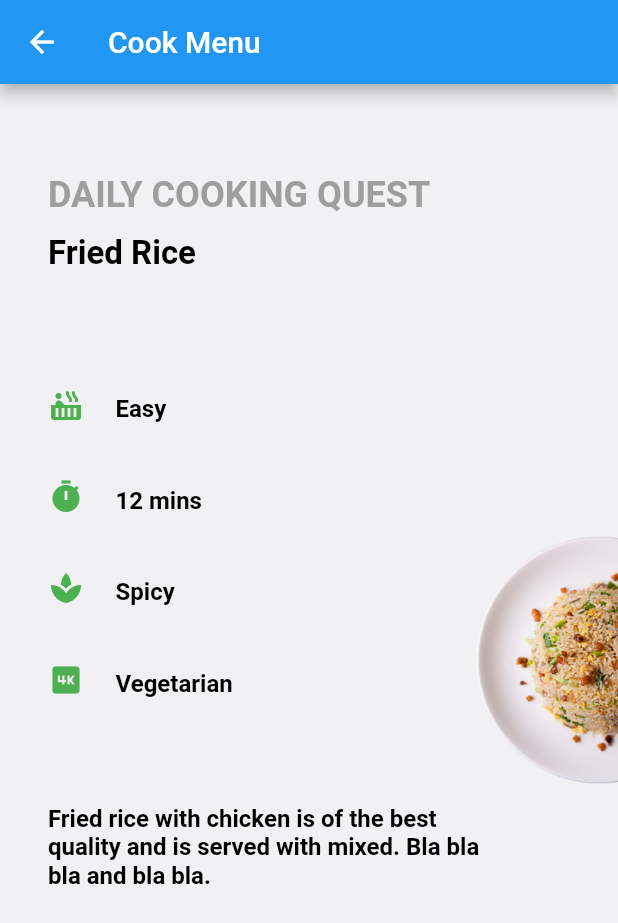
After one commit to imron02/flutter-animation-example, a Flutter app: the CookingScreen screen opened by its route, on a phone screen of 412 x 824 dp. The commit adds this screen. Shown: the top 923 px of the screen. Run offline on Flutter 3.47's test engine with Material 2 defaults, Android fonts, the phone set to English and light mode, and no system bars; our stand-ins replace transparent_image.

Commit message:
Add animation change background color content

```diff
--- a/lib/main.dart
+++ b/lib/main.dart
@@ -1,6 +1,7 @@
 import 'package:flutter/material.dart';
 import 'package:flutter_animation/screen/animation_controller/screen.dart';
 import 'package:flutter_animation/screen/chat/screen.dart';
+import 'package:flutter_animation/screen/cooking/screen.dart';
 
 import 'package:flutter_animation/screen/home/screen.dart';
 import 'package:flutter_animation/screen/fade_in/screen.dart';
@@ -23,7 +24,8 @@ class MyApp extends StatelessWidget {
         FadeInScreen.routeName: (context) => FadeInScreen(),
         ShapeShiftingScreen.routeName: (context) => ShapeShiftingScreen(),
         AnimationScreen.routeName: (context) => AnimationScreen(),
-        ChatScreen.routeName: (context) => ChatScreen()
+        ChatScreen.routeName: (context) => ChatScreen(),
+        CookingScreen.routeName: (context) => CookingScreen()
       },
     );
   }
--- a/lib/screen/animation_controller/widgets/logo/animation.dart
+++ b/lib/screen/animation_controller/widgets/logo/animation.dart
@@ -13,7 +13,7 @@ class TransitionWidget extends StatelessWidget {
     return Center(
       child: AnimatedBuilder(
         animation: animation,
-        builder: (context, chid) {
+        builder: (context, child) {
           return Opacity(
             opacity: _opacityTween.evaluate(animation),
             child: Container(
--- /dev/null
+++ b/lib/screen/cooking/attribute.screen.dart
@@ -0,0 +1,46 @@
+import 'package:flutter/material.dart';
+
+class AttributeScreen extends StatelessWidget {
+  final String text;
+  final IconData icon;
+  final Color color;
+  final double opacity;
+
+  AttributeScreen(
+      {@required this.text,
+      @required this.icon,
+      @required this.color,
+      @required this.opacity});
+
+  @override
+  Widget build(BuildContext context) {
+    return Container(
+      margin: const EdgeInsets.symmetric(vertical: 16),
+      child: Row(
+        crossAxisAlignment: CrossAxisAlignment.start,
+        mainAxisAlignment: MainAxisAlignment.start,
+        children: <Widget>[
+          Icon(
+            icon,
+            color: Colors.green,
+          ),
+          Opacity(
+            opacity: opacity,
+            child: Container(
+              margin: const EdgeInsets.only(left: 16),
+              padding: const EdgeInsets.all(5),
+              child: Text(
+                text,
+                style: TextStyle(
+                  fontSize: 16,
+                  color: color,
+                  fontWeight: FontWeight.w600,
+                ),
+              ),
+            ),
+          )
+        ],
+      ),
+    );
+  }
+}
--- /dev/null
+++ b/lib/screen/cooking/model/food.dart
@@ -0,0 +1,92 @@
+final List<Food> foodList = [
+  Food(
+    foodName: 'Cabbage Noodels',
+    cookingTime: '18 mins',
+    cookingDifficulty: 'Medium',
+    foodEffect: 'Healthy',
+    foodType: 'Non-Vegetarian',
+    foodAssetsPath: 'assets/images/cabbage_noodles.png',
+    foodDescription:
+        'Cabbage noodles are slightly sweet, low in carbs and calories, and the perfect low carb keto noodle substitute. ... One thing that many people miss when starting a low carb or ketogenic diet are noodles and pasta',
+    foodIngredient: [
+      "16 ounces egg noodles, cooked according to directions on package",
+      "2 large onions, diced.",
+      "1 -1 1⁄2 lb cabbage, shredded (about 1/2 head)",
+      "salt and fresh cracked black pepper, lots and lots and I mean LOTS.",
+      "1⁄4 cup salted butter.",
+      "4 tablespoons olive oil.",
+      "1 cup green peas, frozen."
+    ],
+    cookingMethod: [
+      "Melt butter and olive oil in pan over med high heat.",
+      "Saute onions till golden brown, 5-10 minutes.",
+      "Add cabbage cook till soft, 15 minutes.",
+      "Mix in noodles and frozen peas; season with lots and lots of pepper and salt to taste. (Key here is lots of pepper.).",
+      "Cook 2 minutes and serve.",
+    ],
+  ),
+  Food(
+    foodName: 'Fried Rice',
+    cookingTime: '12 mins',
+    cookingDifficulty: 'Easy',
+    foodEffect: 'Spicy',
+    foodType: 'Vegetarian',
+    foodAssetsPath: 'assets/images/fried_rice.png',
+    foodDescription:
+        'Fried rice with chicken is of the best quality and is served with mixed. Bla bla bla and bla bla.',
+    foodIngredient: [
+      "2 tablespoons butter, divided.",
+      "3 eggs, whisked.",
+      "2 medium carrots, small dice.",
+      "1 small onion, small dice.",
+      "3 cloves garlic, minced.",
+      "1 cup frozen peas, thawed.",
+      "4 cups cooked and chilled rice, (I either use white or brown rice)",
+      "3 tablespoons low sodium soy sauce."
+    ],
+    cookingMethod: [
+      "In a 3-quart sized saucepan, rinse uncooked rice with cool water until it runs clear, then drain off excess water.",
+      "Add 2 cups of water to the washed rice",
+      "Bring water to a boil and then turn down heat to a simmer and cover with a lid.",
+      "Simmer rice for 10 to 12 minutes, or until all of the water is absorbed and rice is tender.",
+      "Remove rice from the heat and allow to sit covered for 5 to 10 minutes.",
+      "Fluff rice with a fork and allow to cool to room temperature while preparing the other fried rice ingredients.",
+      "Heat a wok or large skillet over high heat.",
+      "Add 1 tablespoon of vegetable oil, once hot add in the rice.",
+      "Stir-fry the rice to evenly coated with oil, then spread and lightly press around the pan.",
+      "Allow to cook for 30 seconds, then stir. Repeat the spreading and stirring every 30 seconds for 5 minutes total, to encourage some light browning on the rice.",
+      "Make a large well in the center of the pan and add in 2 teaspoons of vegetable oil.",
+      "Add onion, garlic, and carrots, stir-fry in the center of the pan for 1 minute, then mix with rice to combine.",
+      "Make a large well in the center, add in 1 1/2 teaspoon vegetable oil and 1/2 teaspoon sesame oil.",
+      "Pour in whisked eggs, allow to sit for about 30 seconds, then gradually stir to create small scrambled egg pieces, stir to combine with the rice.",
+      "Add in soy sauce, stir to combine.",
+      "Add peas, stir to combine, and cook until warmed through, about 2 minutes.",
+      "Taste rice and season with salt and white pepper as desired.",
+      "Garnish rice with green onions, serve immediately.",
+    ],
+  )
+];
+
+class Food {
+  String foodName;
+  String cookingDifficulty;
+  String cookingTime;
+  String foodEffect;
+  String foodType;
+  String foodAssetsPath;
+  String foodDescription;
+  List<String> foodIngredient;
+  List<String> cookingMethod;
+
+  Food({
+    this.foodName,
+    this.cookingDifficulty,
+    this.cookingTime,
+    this.foodEffect,
+    this.foodType,
+    this.foodAssetsPath,
+    this.foodDescription,
+    this.foodIngredient,
+    this.cookingMethod,
+  });
+}
--- /dev/null
+++ b/lib/screen/cooking/screen.dart
@@ -0,0 +1,274 @@
+import 'dart:math';
+import 'package:flutter/material.dart';
+import 'package:flutter_animation/screen/cooking/attribute.screen.dart';
+
+import 'package:flutter_animation/screen/cooking/model/food.dart';
+
+class CookingScreen extends StatefulWidget {
+  static const routeName = 'cooking-screen';
+
+  @override
+  _CookingScreenState createState() => _CookingScreenState();
+}
+
+class _CookingScreenState extends State<CookingScreen>
+    with TickerProviderStateMixin {
+  /// Plate animation
+  AnimationController _controller;
+  Animation<double> _antiClockRotationWiseAnimation;
+  Animation<double> _clockWiseRotationAnimation;
+  Tween<double> _antiClockWiseRotationTween;
+  Tween<double> _clockWiseRotationTween;
+  bool isClockWise = false;
+  double rotationValue = 0.0;
+  int currentIndex = 1;
+  bool isBgBlack = false;
+  double blackBgHeight = 0.0;
+
+  /// Food page description
+  AnimationController _textOpacityController;
+  Animation<double> _textOpacityAnimation;
+  AnimationController _textColorController;
+  Animation<Color> _textColorAnimation;
+
+  @override
+  void initState() {
+    super.initState();
+
+    // Plate animation
+    _controller = AnimationController(
+      vsync: this,
+      duration: const Duration(milliseconds: 800),
+    );
+    _clockWiseRotationTween = Tween<double>(end: 2 * pi);
+    _clockWiseRotationAnimation = _clockWiseRotationTween.animate(
+      CurvedAnimation(parent: _controller, curve: Curves.elasticOut),
+    );
+
+    _antiClockWiseRotationTween = Tween<double>(end: -2 * pi);
+    _antiClockRotationWiseAnimation = _antiClockWiseRotationTween.animate(
+      CurvedAnimation(parent: _controller, curve: Curves.elasticOut)
+        ..addListener(() {
+          setState(() {
+            rotationValue = isClockWise
+                ? _clockWiseRotationAnimation.value
+                : _antiClockRotationWiseAnimation.value;
+          });
+        }),
+    );
+
+    // Page description animation
+    _textOpacityController = AnimationController(
+        duration: const Duration(milliseconds: 400), vsync: this);
+    _textOpacityAnimation =
+        Tween<double>(begin: 1, end: 0.0).animate(_textOpacityController)
+          ..addStatusListener((status) {
+            if (status == AnimationStatus.completed) {
+              _changeFood();
+              _textOpacityController.reverse();
+            }
+          });
+    _textColorController = AnimationController(
+        vsync: this, duration: const Duration(milliseconds: 400));
+    _textColorAnimation = ColorTween(begin: Colors.black, end: Colors.white)
+        .animate(_textColorController);
+  }
+
+  @override
+  void dispose() {
+    _controller.dispose();
+    _textOpacityController.dispose();
+    _textColorController.dispose();
+    super.dispose();
+  }
+
+  void _onVerticalDragStart(DragStartDetails details) {}
+
+  void _onVerticalDragEnd(DragEndDetails details) {
+    rotationValue = 0.0;
+    _antiClockWiseRotationTween.begin = rotationValue;
+    _clockWiseRotationTween.begin = rotationValue;
+
+    if (!_controller.isAnimating) {
+      _controller.forward(from: 0.0);
+      _textOpacityController.forward(from: 0.0);
+
+      // Change text color
+      if (!isBgBlack) {
+        _textColorController.forward(from: 0.0);
+      } else {
+        _textColorController.reverse();
+      }
+
+      isBgBlack = !isBgBlack;
+      setState(() {
+        isBgBlack = isBgBlack;
+        blackBgHeight = isBgBlack ? MediaQuery.of(context).size.height : 0.0;
+      });
+    }
+  }
+
+  void _onVerticalDragUpdate(DragUpdateDetails details) {
+    isClockWise = details.delta.dy < 0;
+  }
+
+  void _changeFood() {
+    setState(() {
+      if (!isClockWise) {
+        currentIndex =
+            currentIndex < foodList.length - 1 ? currentIndex + 1 : 0;
+      } else {
+        currentIndex =
+            currentIndex > 0 ? currentIndex - 1 : foodList.length - 1;
+      }
+    });
+  }
+
+  Widget _buildPlate() {
+    return Container(
+      child: Transform.translate(
+        offset: Offset(80, 0.0),
+        child: Align(
+          alignment: Alignment.centerRight,
+          child: Transform.rotate(
+            angle: rotationValue,
+            child: Image.asset(
+              foodList[currentIndex].foodAssetsPath,
+              width: 180,
+              height: 250,
+              fit: BoxFit.fitWidth,
+            ),
+          ),
+        ),
+      ),
+    );
+  }
+
+  Widget _buildGestureDetection() {
+    return Positioned(
+      top: 0.0,
+      bottom: 0.0,
+      left: MediaQuery.of(context).size.width / 2,
+      right: 0.0,
+      child: GestureDetector(
+        onVerticalDragStart: _onVerticalDragStart,
+        onVerticalDragEnd: _onVerticalDragEnd,
+        onVerticalDragUpdate: _onVerticalDragUpdate,
+        child: Container(
+          color: Colors.transparent,
+        ),
+      ),
+    );
+  }
+
+  Widget _buildBlackBg() {
+    return Positioned(
+      top: 0.0,
+      left: 0.0,
+      right: 0.0,
+      child: AnimatedContainer(
+        duration: Duration(milliseconds: 400),
+        color: Color(0xFF384450),
+        height: blackBgHeight,
+      ),
+    );
+  }
+
+  Widget _buildText() {
+    return Positioned(
+      top: 60,
+      left: 32,
+      right: 80,
+      bottom: 0.0,
+      child: ListView(
+        children: <Widget>[
+          Text(
+            "DAILY COOKING QUEST",
+            style: TextStyle(
+              color: Colors.grey,
+              fontSize: 24.0,
+              fontWeight: FontWeight.bold,
+            ),
+          ),
+          SizedBox(height: 12),
+          Opacity(
+            opacity: _textOpacityAnimation.value,
+            child: Text(
+              foodList[currentIndex].foodName,
+              style: TextStyle(
+                color: _textColorAnimation.value,
+                fontSize: 22,
+                fontWeight: FontWeight.bold,
+              ),
+            ),
+          ),
+          SizedBox(height: 60),
+          AttributeScreen(
+            text: foodList[currentIndex].cookingDifficulty,
+            icon: Icons.hot_tub,
+            color: _textColorAnimation.value,
+            opacity: _textOpacityAnimation.value,
+          ),
+          AttributeScreen(
+            text: foodList[currentIndex].cookingTime,
+            icon: Icons.timer,
+            color: _textColorAnimation.value,
+            opacity: _textOpacityAnimation.value,
+          ),
+          AttributeScreen(
+            text: foodList[currentIndex].foodEffect,
+            icon: Icons.spa,
+            color: _textColorAnimation.value,
+            opacity: _textOpacityAnimation.value,
+          ),
+          AttributeScreen(
+            text: foodList[currentIndex].foodType,
+            icon: Icons.four_k,
+            color: _textColorAnimation.value,
+            opacity: _textOpacityAnimation.value,
+          ),
+          SizedBox(height: 50),
+          Opacity(
+            opacity: _textOpacityAnimation.value,
+            child: Text(
+              foodList[currentIndex].foodDescription,
+              style: TextStyle(
+                color: _textColorAnimation.value,
+                fontWeight: FontWeight.w600,
+                fontSize: 16
+              ),
+            ),
+          )
+        ],
+      ),
+    );
+  }
+
+  @override
+  Widget build(BuildContext context) {
+    return Scaffold(
+      appBar: !isBgBlack
+          ? AppBar(
+              title: Text('Cook Menu'),
+            )
+          : null,
+      body: AnimatedBuilder(
+        animation: _controller,
+        builder: (context, child) {
+          return Container(
+            color: Color(0xFFF1F1F3),
+            child: Stack(
+              fit: StackFit.expand,
+              children: <Widget>[
+                _buildBlackBg(),
+                _buildText(),
+                _buildPlate(),
+                _buildGestureDetection(),
+              ],
+            ),
+          );
+        },
+      ),
+    );
+  }
+}
--- a/lib/screen/home/screen.dart
+++ b/lib/screen/home/screen.dart
@@ -1,4 +1,6 @@
+import 'dart:math';
 import 'package:flutter/material.dart';
+import 'package:flutter_animation/screen/cooking/screen.dart';
 
 import 'package:flutter_animation/utils/colors.dart' as colors;
 import 'package:flutter_animation/screen/fade_in/screen.dart';
@@ -7,14 +9,44 @@ import 'package:flutter_animation/screen/animation_controller/screen.dart';
 import 'package:flutter_animation/screen/chat/screen.dart';
 import 'package:flutter_animation/screen/shape_shifting/screen.dart';
 
+Color randomColor() {
+  return Color((Random().nextDouble() * 0xFFFFFFFF).toInt() << 0).withOpacity(0.9);
+}
+
 class HomeScreen extends StatelessWidget {
   static const routeName = '/';
 
   final List<Map> cardList = <Map>[
-    {'index': 1, 'title': 'Fade-in', 'color': colors.mandysPink},
-    {'index': 2, 'title': 'Shape-shifting', 'color': colors.deepBlush},
-    {'index': 3, 'title': 'AnimationController', 'color': colors.moodyBlue},
-    {'index': 4, 'title': 'Chat-animation', 'color': colors.viking}
+    {
+      'routeName': FadeInScreen.routeName,
+      'argument': FadeInArguments('Fade-in'),
+      'title': 'Fade-in',
+      'color': randomColor()
+    },
+    {
+      'routeName': ShapeShiftingScreen.routeName,
+      'argument': null,
+      'title': 'Shape-shifting',
+      'color': randomColor()
+    },
+    {
+      'routeName': AnimationScreen.routeName,
+      'argument': null,
+      'title': 'AnimationController',
+      'color': randomColor()
+    },
+    {
+      'routeName': ChatScreen.routeName,
+      'argument': null,
+      'title': 'Chat-animation',
+      'color': randomColor()
+    },
+    {
+      'routeName': CookingScreen.routeName,
+      'argument': null,
+      'title': 'Cooking Screen',
+      'color': randomColor()
+    }
   ];
   final List<Widget> gridList = [];
 
@@ -36,8 +68,10 @@ class HomeScreen extends StatelessWidget {
                       Shadow(
                         blurRadius: 10,
                         color: Colors.black26,
-                            offset: Offset(5, 10))
-                      ]),
+                        offset: Offset(5, 10),
+                      )
+                    ],
+                  ),
                 ),
               ),
             ),
@@ -53,25 +87,14 @@ class HomeScreen extends StatelessWidget {
   }
 
   void _navigate(Map item, BuildContext context) {
-    switch (item['index']) {
-      case 1:
+    if (item['argument'] != null) {
       Navigator.pushNamed(
         context,
-          FadeInScreen.routeName,
-          arguments: FadeInArguments(item['title']),
+        item['routeName'],
+        arguments: item['argument'],
       );
-        break;
-      case 2:
-        Navigator.pushNamed(context, ShapeShiftingScreen.routeName);
-        break;
-      case 3:
-        Navigator.pushNamed(context, AnimationScreen.routeName);
-        break;
-      case 4:
-        Navigator.pushNamed(context, ChatScreen.routeName);
-        break;
-      default:
-        break;
+    } else {
+      Navigator.pushNamed(context, item['routeName']);
     }
   }
 
--- a/pubspec.yaml
+++ b/pubspec.yaml
@@ -43,7 +43,7 @@ flutter:
 
   # To add assets to your application, add an assets section, like this:
   assets:
-    - assets/images/background.jpg
+    - assets/images/
 
   # An image asset can refer to one or more resolution-specific "variants", see
   # https://flutter.dev/assets-and-images/#resolution-aware.
```
Also changed, not shown: assets/images/11.png (added), assets/images/4.png (added), assets/images/8.png (added), assets/images/Base.png (added), assets/images/Base_black.png (added), assets/images/Oval_3.png (added), assets/images/Oval_3_down.png (added), assets/images/Rectangle_7.png (added), assets/images/cabbage_noodles.png (added), assets/images/fried_rice.png (added), assets/images/pizza.png (added). Lines whose indentation alone changed are shown as unchanged.
